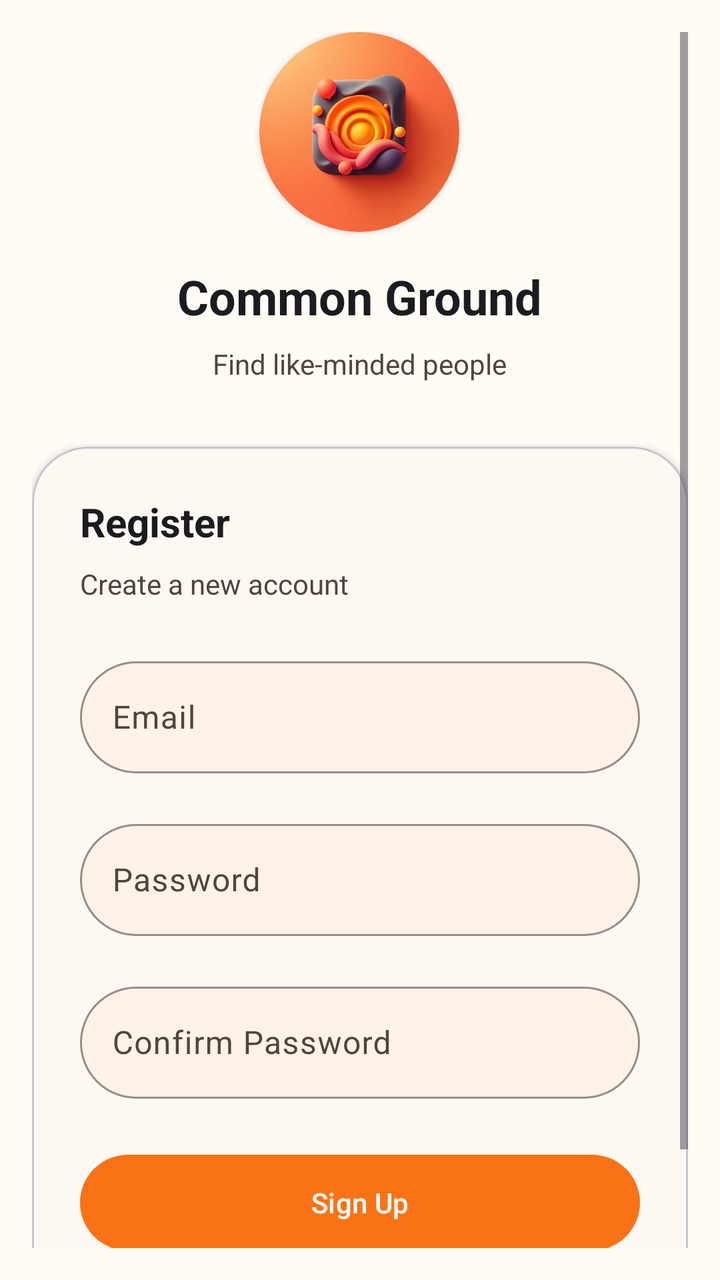
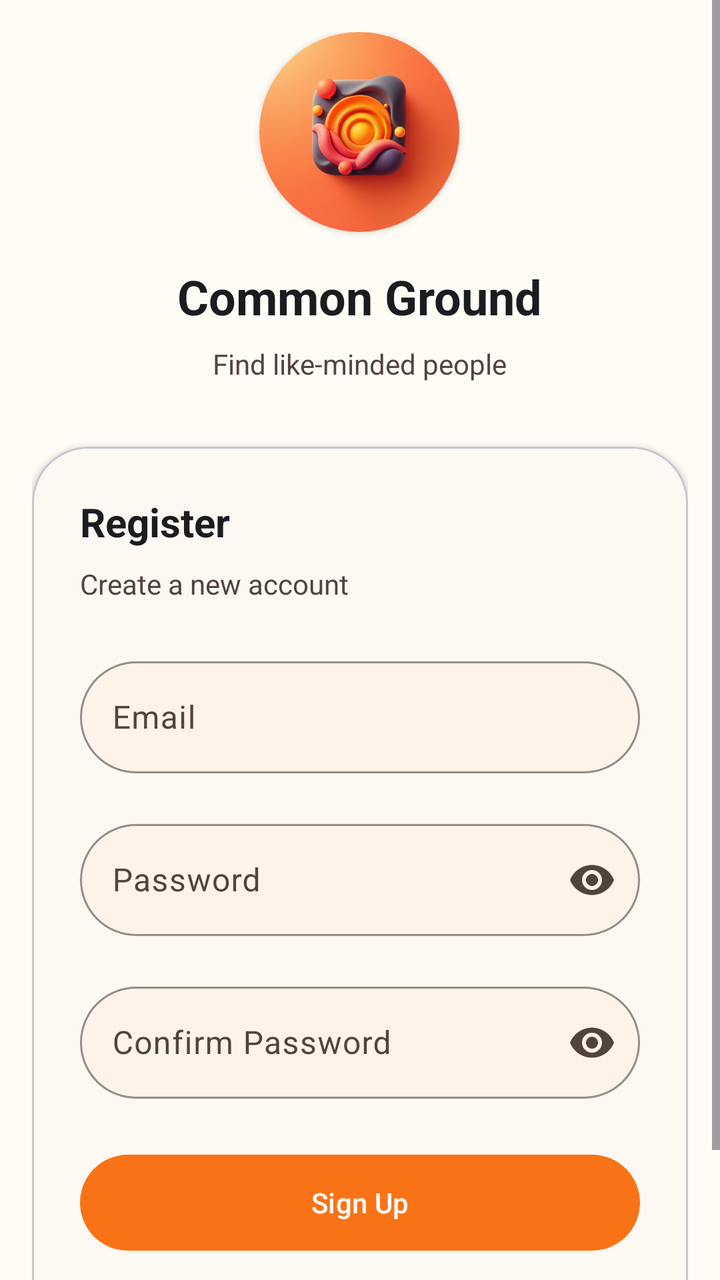

Compare the two renders of this Android layout. The source of the first and the diff that turns it into the second are given below.
<!-- AndroidManifest.xml: application theme Theme.Common_Ground -->
<!-- res/layout/fragment_register.xml -->
<?xml version="1.0" encoding="utf-8"?>
<ScrollView
    xmlns:android="http://schemas.android.com/apk/res/android"
    xmlns:app="http://schemas.android.com/apk/res-auto"
    android:layout_width="match_parent"
    android:layout_height="match_parent"
    android:background="@color/md_surface"
    android:padding="@dimen/spacing_16"
    android:fitsSystemWindows="true">

    <LinearLayout
        android:layout_width="match_parent"
        android:layout_height="wrap_content"
        android:orientation="vertical"
        android:gravity="center">

        <LinearLayout
            android:layout_width="wrap_content"
            android:layout_height="wrap_content"
            android:orientation="vertical"
            android:gravity="center"
            android:layout_marginBottom="@dimen/spacing_32">

            <androidx.cardview.widget.CardView
                android:layout_width="100dp"
                android:layout_height="100dp"
                android:padding="@dimen/spacing_16"
                android:layout_marginBottom="@dimen/spacing_16"
                app:cardCornerRadius="50dp"
                app:cardPreventCornerOverlap="false">

                <ImageView
                    android:layout_width="match_parent"
                    android:layout_height="match_parent"
                    android:scaleType="centerCrop"
                    android:src="@drawable/ic_logo" />

            </androidx.cardview.widget.CardView>

            <TextView
                android:layout_width="wrap_content"
                android:layout_height="wrap_content"
                android:text="@string/app_name"
                android:textColor="@color/md_on_surface"
                android:textSize="@dimen/text_2xl"
                android:textStyle="bold" />

            <TextView
                android:layout_width="wrap_content"
                android:layout_height="wrap_content"
                android:text="@string/tagline"
                android:textColor="@color/md_on_surface_variant"
                android:textSize="@dimen/text_sm"
                android:layout_marginTop="@dimen/spacing_8" />
        </LinearLayout>

        <com.google.android.material.card.MaterialCardView
            android:layout_width="match_parent"
            android:layout_height="wrap_content"
            style="@style/CardView.Rounded"
            app:cardCornerRadius="@dimen/corner_radius_28"
            app:cardElevation="@dimen/elevation_2">

            <LinearLayout
                android:layout_width="match_parent"
                android:layout_height="wrap_content"
                android:orientation="vertical"
                android:padding="@dimen/spacing_24">

                <TextView
                    android:layout_width="match_parent"
                    android:layout_height="wrap_content"
                    android:text="@string/register"
                    android:textColor="@color/md_on_surface"
                    android:textSize="@dimen/text_xl"
                    android:textStyle="bold"
                    android:layout_marginBottom="@dimen/spacing_8" />

                <TextView
                    android:layout_width="match_parent"
                    android:layout_height="wrap_content"
                    android:text="@string/register_description"
                    android:textColor="@color/md_on_surface_variant"
                    android:textSize="@dimen/text_sm"
                    android:layout_marginBottom="@dimen/spacing_24" />

                <com.google.android.material.textfield.TextInputLayout
                    style="@style/TextInputLayout.Rounded"
                    android:layout_width="match_parent"
                    android:layout_height="wrap_content"
                    android:layout_marginBottom="@dimen/spacing_20">

                    <com.google.android.material.textfield.TextInputEditText
                        android:id="@+id/email_edit_text"
                        android:layout_width="match_parent"
                        android:layout_height="@dimen/input_height"
                        android:hint="@string/email"
                        android:inputType="textEmailAddress"
                        android:textColor="@color/md_on_surface"
                        android:textSize="@dimen/text_base" />

                </com.google.android.material.textfield.TextInputLayout>

                <com.google.android.material.textfield.TextInputLayout
                    style="@style/TextInputLayout.Rounded"
                    android:layout_width="match_parent"
                    android:layout_height="wrap_content"
                    android:layout_marginBottom="@dimen/spacing_20">

                    <com.google.android.material.textfield.TextInputEditText
                        android:id="@+id/password_edit_text"
                        android:layout_width="match_parent"
                        android:layout_height="@dimen/input_height"
                        android:hint="@string/password"
                        android:inputType="textPassword"
                        android:textColor="@color/md_on_surface"
                        android:textSize="@dimen/text_base" />

                </com.google.android.material.textfield.TextInputLayout>

                <com.google.android.material.textfield.TextInputLayout
                    style="@style/TextInputLayout.Rounded"
                    android:layout_width="match_parent"
                    android:layout_height="wrap_content"
                    android:layout_marginBottom="@dimen/spacing_24">

                    <com.google.android.material.textfield.TextInputEditText
                        android:id="@+id/confirm_password_edit_text"
                        android:layout_width="match_parent"
                        android:layout_height="@dimen/input_height"
                        android:hint="@string/confirm_password"
                        android:inputType="textPassword"
                        android:textColor="@color/md_on_surface"
                        android:textSize="@dimen/text_base" />

                </com.google.android.material.textfield.TextInputLayout>

                <com.google.android.material.button.MaterialButton
                    android:id="@+id/register_button"
                    android:layout_width="match_parent"
                    android:layout_height="@dimen/button_height"
                    style="@style/Button.Filled"
                    android:text="@string/sign_up" />

                <LinearLayout
                    android:layout_width="match_parent"
                    android:layout_height="wrap_content"
                    android:orientation="horizontal"
                    android:gravity="center"
                    android:layout_marginTop="@dimen/spacing_24">

                    <TextView
                        style="@style/TextSecondary"
                        android:layout_width="wrap_content"
                        android:layout_height="wrap_content"
                        android:text="@string/have_account" />

                    <TextView
                        android:id="@+id/switch_to_login"
                        style="@style/TextLink"
                        android:layout_width="wrap_content"
                        android:layout_height="wrap_content"
                        android:text="@string/sign_in" />

                </LinearLayout>

            </LinearLayout>

        </com.google.android.material.card.MaterialCardView>

    </LinearLayout>

</ScrollView>
<!-- resources referenced by this layout -->
<resources>
  <color name="md_on_surface">#1C1B1F</color>
  <color name="md_on_surface_variant">#52443C</color>
  <color name="md_surface">#FFFBF5</color>
  <dimen name="button_height">56dp</dimen>
  <dimen name="corner_radius_28">28dp</dimen>
  <dimen name="elevation_2">2dp</dimen>
  <dimen name="input_height">56dp</dimen>
  <dimen name="spacing_16">16dp</dimen>
  <dimen name="spacing_20">20dp</dimen>
  <dimen name="spacing_24">24dp</dimen>
  <dimen name="spacing_32">32dp</dimen>
  <dimen name="spacing_8">8dp</dimen>
  <dimen name="text_2xl">24sp</dimen>
  <dimen name="text_base">16sp</dimen>
  <dimen name="text_sm">14sp</dimen>
  <dimen name="text_xl">20sp</dimen>
  <string name="app_name" translatable="false">Common Ground</string>
  <string name="confirm_password">Confirm Password</string>
  <string name="email">Email</string>
  <string name="have_account">Already have an account?</string>
  <string name="password">Password</string>
  <string name="register">Register</string>
  <string name="register_description">Create a new account</string>
  <string name="sign_in">Sign In</string>
  <string name="sign_up">Sign Up</string>
  <string name="tagline">Find like-minded people</string>
  <style name="TextSecondary">
          <item name="android:textColor">@color/md_on_surface_variant</item>
          <item name="android:textSize">@dimen/text_sm</item>
      </style>
  <style name="Theme.Common_Ground" parent="Theme.Material3.DayNight.NoActionBar">
          <item name="colorPrimary">@color/md_primary</item>
          <item name="colorOnPrimary">@color/md_on_primary</item>
          <item name="colorPrimaryContainer">@color/md_primary_container</item>
          <item name="colorOnPrimaryContainer">@color/md_on_primary_container</item>
  
          <item name="colorSecondary">@color/md_secondary</item>
          <item name="colorOnSecondary">@color/md_on_secondary</item>
          <item name="colorSecondaryContainer">@color/md_secondary_container</item>
          <item name="colorOnSecondaryContainer">@color/md_on_secondary_container</item>
  
          <item name="colorTertiary">@color/md_tertiary</item>
          <item name="colorOnTertiary">@color/md_on_tertiary</item>
          <item name="colorTertiaryContainer">@color/md_tertiary_container</item>
          <item name="colorOnTertiaryContainer">@color/md_on_tertiary_container</item>
  
          <item name="colorSurface">@color/md_surface</item>
          <item name="colorOnSurface">@color/md_on_surface</item>
          <item name="colorSurfaceVariant">@color/md_surface_variant</item>
          <item name="colorOnSurfaceVariant">@color/md_on_surface_variant</item>
  
          <item name="android:statusBarColor">@color/md_surface_container</item>
          <item name="android:navigationBarColor">@color/md_surface_container</item>
      </style>
  <color name="md_primary">#F97316</color>
  <color name="md_on_primary">#FFFFFF</color>
  <dimen name="corner_radius_full">50dp</dimen>
  <dimen name="elevation_1">1dp</dimen>
  <dimen name="corner_radius_20">20dp</dimen>
  <color name="md_surface_container_low">#FEF8F3</color>
  <color name="md_surface_container_high">#FFF3E9</color>
  <dimen name="spacing_4">4dp</dimen>
  <color name="md_primary_container">#FFEDD5</color>
  <color name="md_on_primary_container">#7C2D12</color>
  <color name="md_secondary">#EF4444</color>
  <color name="md_on_secondary">#FFFFFF</color>
  <color name="md_secondary_container">#FEE2E2</color>
  <color name="md_on_secondary_container">#7F1D1D</color>
  <color name="md_tertiary">#FBBF24</color>
  <color name="md_on_tertiary">#422006</color>
  <color name="md_tertiary_container">#FEF3C7</color>
  <color name="md_on_tertiary_container">#78350F</color>
  <color name="md_surface_variant">#FFF7ED</color>
  <color name="md_surface_container">#FFF7ED</color>
  <!-- unchanged entries left out for length: 5 -->
</resources>

<!-- the commit's change to res/layout/fragment_register.xml (unified diff, before → after) -->
@@ -1,173 +1,172 @@
 <?xml version="1.0" encoding="utf-8"?>
-<ScrollView
-    xmlns:android="http://schemas.android.com/apk/res/android"
+<ScrollView xmlns:android="http://schemas.android.com/apk/res/android"
     xmlns:app="http://schemas.android.com/apk/res-auto"
     android:layout_width="match_parent"
     android:layout_height="match_parent"
+    android:fillViewport="true"
     android:background="@color/md_surface"
-    android:padding="@dimen/spacing_16"
     android:fitsSystemWindows="true">
 
-    <LinearLayout
+    <androidx.constraintlayout.widget.ConstraintLayout
         android:layout_width="match_parent"
         android:layout_height="wrap_content"
-        android:orientation="vertical"
-        android:gravity="center">
+        android:padding="@dimen/spacing_16">
 
         <LinearLayout
-            android:layout_width="wrap_content"
+            android:layout_width="match_parent"
             android:layout_height="wrap_content"
             android:orientation="vertical"
             android:gravity="center"
-            android:layout_marginBottom="@dimen/spacing_32">
+            app:layout_constraintTop_toTopOf="parent"
+            app:layout_constraintBottom_toBottomOf="parent"
+            app:layout_constraintStart_toStartOf="parent"
+            app:layout_constraintEnd_toEndOf="parent">
 
-            <androidx.cardview.widget.CardView
-                android:layout_width="100dp"
-                android:layout_height="100dp"
-                android:padding="@dimen/spacing_16"
-                android:layout_marginBottom="@dimen/spacing_16"
-                app:cardCornerRadius="50dp"
-                app:cardPreventCornerOverlap="false">
-
-                <ImageView
-                    android:layout_width="match_parent"
-                    android:layout_height="match_parent"
-                    android:scaleType="centerCrop"
-                    android:src="@drawable/ic_logo" />
-
-            </androidx.cardview.widget.CardView>
-
-            <TextView
+            <LinearLayout
                 android:layout_width="wrap_content"
                 android:layout_height="wrap_content"
-                android:text="@string/app_name"
-                android:textColor="@color/md_on_surface"
-                android:textSize="@dimen/text_2xl"
-                android:textStyle="bold" />
+                android:orientation="vertical"
+                android:gravity="center"
+                android:layout_marginBottom="@dimen/spacing_32">
 
-            <TextView
-                android:layout_width="wrap_content"
-                android:layout_height="wrap_content"
-                android:text="@string/tagline"
-                android:textColor="@color/md_on_surface_variant"
-                android:textSize="@dimen/text_sm"
-                android:layout_marginTop="@dimen/spacing_8" />
-        </LinearLayout>
+                <androidx.cardview.widget.CardView
+                    android:layout_width="100dp"
+                    android:layout_height="100dp"
+                    android:padding="@dimen/spacing_16"
+                    android:layout_marginBottom="@dimen/spacing_16"
+                    app:cardCornerRadius="50dp"
+                    app:cardPreventCornerOverlap="false">
 
-        <com.google.android.material.card.MaterialCardView
-            android:layout_width="match_parent"
-            android:layout_height="wrap_content"
-            style="@style/CardView.Rounded"
-            app:cardCornerRadius="@dimen/corner_radius_28"
-            app:cardElevation="@dimen/elevation_2">
+                    <ImageView
+                        android:layout_width="match_parent"
+                        android:layout_height="match_parent"
+                        android:scaleType="centerCrop"
+                        android:src="@drawable/ic_logo" />
+                </androidx.cardview.widget.CardView>
 
-            <LinearLayout
+                <TextView
+                    android:layout_width="wrap_content"
+                    android:layout_height="wrap_content"
+                    android:text="@string/app_name"
+                    android:textColor="@color/md_on_surface"
+                    android:textSize="@dimen/text_2xl"
+                    android:textStyle="bold" />
+
+                <TextView
+                    android:layout_width="wrap_content"
+                    android:layout_height="wrap_content"
+                    android:text="@string/tagline"
+                    android:textColor="@color/md_on_surface_variant"
+                    android:textSize="@dimen/text_sm"
+                    android:layout_marginTop="@dimen/spacing_8" />
+            </LinearLayout>
+
+            <com.google.android.material.card.MaterialCardView
                 android:layout_width="match_parent"
                 android:layout_height="wrap_content"
-                android:orientation="vertical"
-                android:padding="@dimen/spacing_24">
-
-                <TextView
-                    android:layout_width="match_parent"
-                    android:layout_height="wrap_content"
-                    android:text="@string/register"
-                    android:textColor="@color/md_on_surface"
-                    android:textSize="@dimen/text_xl"
-                    android:textStyle="bold"
-                    android:layout_marginBottom="@dimen/spacing_8" />
-
-                <TextView
-                    android:layout_width="match_parent"
-                    android:layout_height="wrap_content"
-                    android:text="@string/register_description"
-                    android:textColor="@color/md_on_surface_variant"
-                    android:textSize="@dimen/text_sm"
-                    android:layout_marginBottom="@dimen/spacing_24" />
-
-                <com.google.android.material.textfield.TextInputLayout
-                    style="@style/TextInputLayout.Rounded"
-                    android:layout_width="match_parent"
-                    android:layout_height="wrap_content"
-                    android:layout_marginBottom="@dimen/spacing_20">
-
-                    <com.google.android.material.textfield.TextInputEditText
-                        android:id="@+id/email_edit_text"
-                        android:layout_width="match_parent"
-                        android:layout_height="@dimen/input_height"
-                        android:hint="@string/email"
-                        android:inputType="textEmailAddress"
-                        android:textColor="@color/md_on_surface"
-                        android:textSize="@dimen/text_base" />
-
-                </com.google.android.material.textfield.TextInputLayout>
-
-                <com.google.android.material.textfield.TextInputLayout
-                    style="@style/TextInputLayout.Rounded"
-                    android:layout_width="match_parent"
-                    android:layout_height="wrap_content"
-                    android:layout_marginBottom="@dimen/spacing_20">
-
-                    <com.google.android.material.textfield.TextInputEditText
-                        android:id="@+id/password_edit_text"
-                        android:layout_width="match_parent"
-                        android:layout_height="@dimen/input_height"
-                        android:hint="@string/password"
-                        android:inputType="textPassword"
-                        android:textColor="@color/md_on_surface"
-                        android:textSize="@dimen/text_base" />
-
-                </com.google.android.material.textfield.TextInputLayout>
-
-                <com.google.android.material.textfield.TextInputLayout
-                    style="@style/TextInputLayout.Rounded"
-                    android:layout_width="match_parent"
-                    android:layout_height="wrap_content"
-                    android:layout_marginBottom="@dimen/spacing_24">
-
-                    <com.google.android.material.textfield.TextInputEditText
-                        android:id="@+id/confirm_password_edit_text"
-                        android:layout_width="match_parent"
-                        android:layout_height="@dimen/input_height"
-                        android:hint="@string/confirm_password"
-                        android:inputType="textPassword"
-                        android:textColor="@color/md_on_surface"
-                        android:textSize="@dimen/text_base" />
-
-                </com.google.android.material.textfield.TextInputLayout>
-
-                <com.google.android.material.button.MaterialButton
-                    android:id="@+id/register_button"
-                    android:layout_width="match_parent"
-                    android:layout_height="@dimen/button_height"
-                    style="@style/Button.Filled"
-                    android:text="@string/sign_up" />
+                style="@style/CardView.Rounded"
+                app:cardCornerRadius="@dimen/corner_radius_28"
+                app:cardElevation="@dimen/elevation_2">
 
                 <LinearLayout
                     android:layout_width="match_parent"
                     android:layout_height="wrap_content"
-                    android:orientation="horizontal"
-                    android:gravity="center"
-                    android:layout_marginTop="@dimen/spacing_24">
+                    android:orientation="vertical"
+                    android:padding="@dimen/spacing_24">
 
                     <TextView
-                        style="@style/TextSecondary"
-                        android:layout_width="wrap_content"
+                        android:layout_width="match_parent"
                         android:layout_height="wrap_content"
-                        android:text="@string/have_account" />
+                        android:text="@string/register"
+                        android:textColor="@color/md_on_surface"
+                        android:textSize="@dimen/text_xl"
+                        android:textStyle="bold"
+                        android:layout_marginBottom="@dimen/spacing_8" />
 
                     <TextView
-                        android:id="@+id/switch_to_login"
-                        style="@style/TextLink"
-                        android:layout_width="wrap_content"
+                        android:layout_width="match_parent"
                         android:layout_height="wrap_content"
-                        android:text="@string/sign_in" />
+                        android:text="@string/register_description"
+                        android:textColor="@color/md_on_surface_variant"
+                        android:textSize="@dimen/text_sm"
+                        android:layout_marginBottom="@dimen/spacing_24" />
 
+                    <com.google.android.material.textfield.TextInputLayout
+                        android:id="@+id/email_input_layout"
+                        style="@style/TextInputLayout.Rounded"
+                        android:layout_width="match_parent"
+                        android:layout_height="wrap_content"
+                        android:layout_marginBottom="@dimen/spacing_20">
+
+                        <com.google.android.material.textfield.TextInputEditText
+                            android:id="@+id/email_edit_text"
+                            android:layout_width="match_parent"
+                            android:layout_height="@dimen/input_height"
+                            android:hint="@string/email"
+                            android:inputType="textEmailAddress" />
+                    </com.google.android.material.textfield.TextInputLayout>
+
+                    <com.google.android.material.textfield.TextInputLayout
+                        android:id="@+id/password_input_layout"
+                        style="@style/TextInputLayout.Rounded"
+                        android:layout_width="match_parent"
+                        android:layout_height="wrap_content"
+                        android:layout_marginBottom="@dimen/spacing_20"
+                        app:endIconMode="password_toggle">
+
+                        <com.google.android.material.textfield.TextInputEditText
+                            android:id="@+id/password_edit_text"
+                            android:layout_width="match_parent"
+                            android:layout_height="@dimen/input_height"
+                            android:hint="@string/password"
+                            android:inputType="textPassword" />
+                    </com.google.android.material.textfield.TextInputLayout>
+
+                    <com.google.android.material.textfield.TextInputLayout
+                        android:id="@+id/confirm_password_input_layout"
+                        style="@style/TextInputLayout.Rounded"
+                        android:layout_width="match_parent"
+                        android:layout_height="wrap_content"
+                        android:layout_marginBottom="@dimen/spacing_24"
+                        app:endIconMode="password_toggle">
+
+                        <com.google.android.material.textfield.TextInputEditText
+                            android:id="@+id/confirm_password_edit_text"
+                            android:layout_width="match_parent"
+                            android:layout_height="@dimen/input_height"
+                            android:hint="@string/confirm_password"
+                            android:inputType="textPassword" />
+                    </com.google.android.material.textfield.TextInputLayout>
+
+                    <com.google.android.material.button.MaterialButton
+                        android:id="@+id/register_button"
+                        android:layout_width="match_parent"
+                        android:layout_height="@dimen/button_height"
+                        style="@style/Button.Filled"
+                        android:text="@string/sign_up" />
+
+                    <LinearLayout
+                        android:layout_width="match_parent"
+                        android:layout_height="wrap_content"
+                        android:orientation="horizontal"
+                        android:gravity="center"
+                        android:layout_marginTop="@dimen/spacing_24">
+
+                        <TextView
+                            style="@style/TextSecondary"
+                            android:layout_width="wrap_content"
+                            android:layout_height="wrap_content"
+                            android:text="@string/have_account" />
+
+                        <TextView
+                            android:id="@+id/switch_to_login"
+                            style="@style/TextLink"
+                            android:layout_width="wrap_content"
+                            android:layout_height="wrap_content"
+                            android:text="@string/sign_in" />
+                    </LinearLayout>
                 </LinearLayout>
-
-            </LinearLayout>
-
-        </com.google.android.material.card.MaterialCardView>
-
-    </LinearLayout>
-
+            </com.google.android.material.card.MaterialCardView>
+        </LinearLayout>
+    </androidx.constraintlayout.widget.ConstraintLayout>
 </ScrollView>
<!-- resource entries referenced after the edit -->
@@ -13,7 +13,6 @@
   <dimen name="spacing_32">32dp</dimen>
   <dimen name="spacing_8">8dp</dimen>
   <dimen name="text_2xl">24sp</dimen>
-  <dimen name="text_base">16sp</dimen>
   <dimen name="text_sm">14sp</dimen>
   <dimen name="text_xl">20sp</dimen>
   <string name="app_name" translatable="false">Common Ground</string>
@@ -53,6 +52,7 @@
   
           <item name="android:statusBarColor">@color/md_surface_container</item>
           <item name="android:navigationBarColor">@color/md_surface_container</item>
+          <item name="android:windowLightStatusBar">true</item>
       </style>
   <color name="md_primary">#F97316</color>
   <color name="md_on_primary">#FFFFFF</color>
